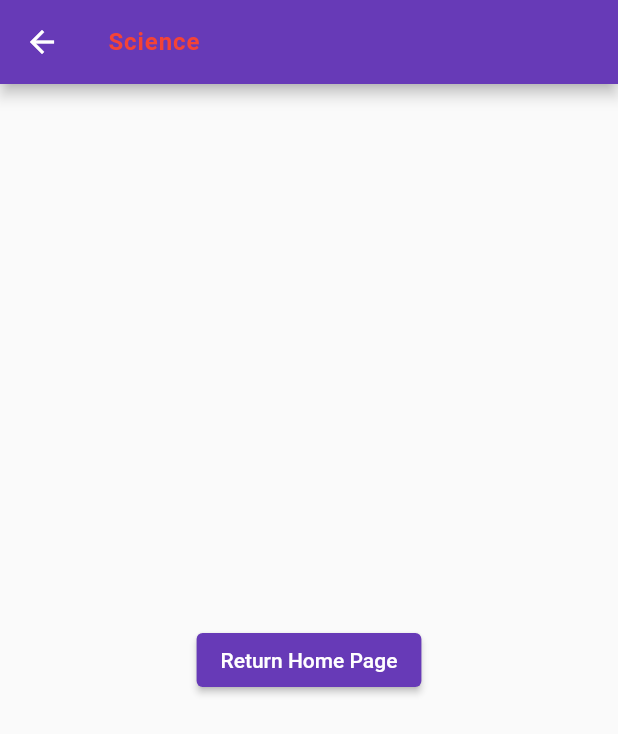
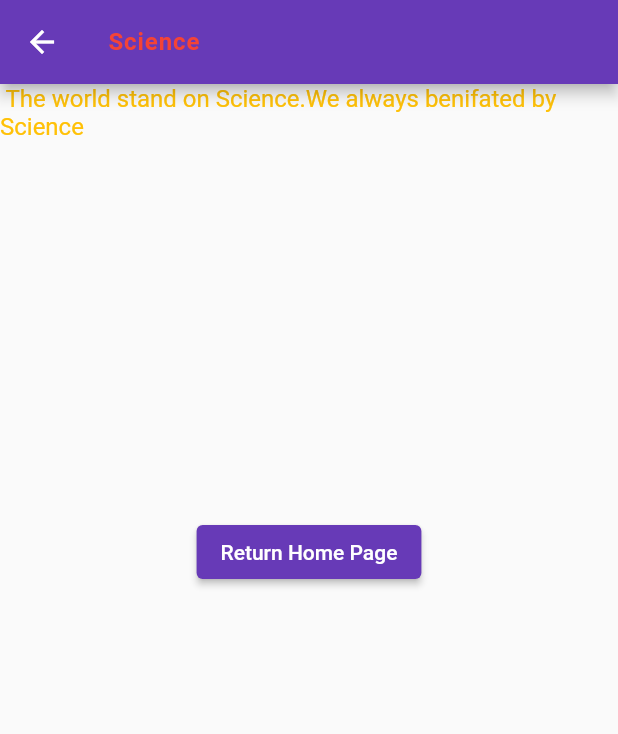
Before and after one commit to IMTIAZ-RONY/Flutter-2023, a Flutter app: the Science screen opened by its route, on a phone screen of 412 x 824 dp. Shown: the top 734 px of the screen. Run offline on Flutter 3.47's test engine with Material 2 defaults, Android fonts, the light colour scheme and no system bars; our stand-ins replace carousel_slider, flutter_svg, get, get_storage, pin_code_fields; accounts and stored records are empty.

Commit message:
toNamed,toOffNamed,toOffAllNamed

```diff
--- a/getxpractices/lib/science.dart
+++ b/getxpractices/lib/science.dart
@@ -8,15 +8,23 @@ class Science extends StatelessWidget {
   @override
   Widget build(BuildContext context) {
     return Scaffold(
-      appBar:AppBar(title:Text("Science",style:TextStyle(fontSize:16,color:Colors.red ,fontWeight:FontWeight.bold ,letterSpacing:0.6, ) ,),) ,
+      appBar:AppBar(title:Text("Science",
+        style:TextStyle(fontSize:16,color:Colors.red ,fontWeight:FontWeight.bold ,letterSpacing:0.6, ) ,),) ,
       body:Center(
+      child:Column(
+        children: [
+          Text(''' The world stand on Science.We always benifated by Science''',
+            style:TextStyle(color:Colors.amber,fontSize:16,  ) ,),
+           SizedBox(height:250 ,),
+          ElevatedButton(onPressed: (){
+            Get.toNamed("/");
+            ///Get.offNamed("/");
+            ///Get.offAllNamed("/");
+          }, child:Text ("Return Home Page"),),
 
-        child:ElevatedButton(onPressed: (){
-          Get.toNamed("/");
-          ///Get.offNamed("/");
-          ///Get.offAllNamed("/");
-        }, child:Text ("Return Home Page"),),
+        ],
 
+      ) ,
 
       ) ,
 
```
